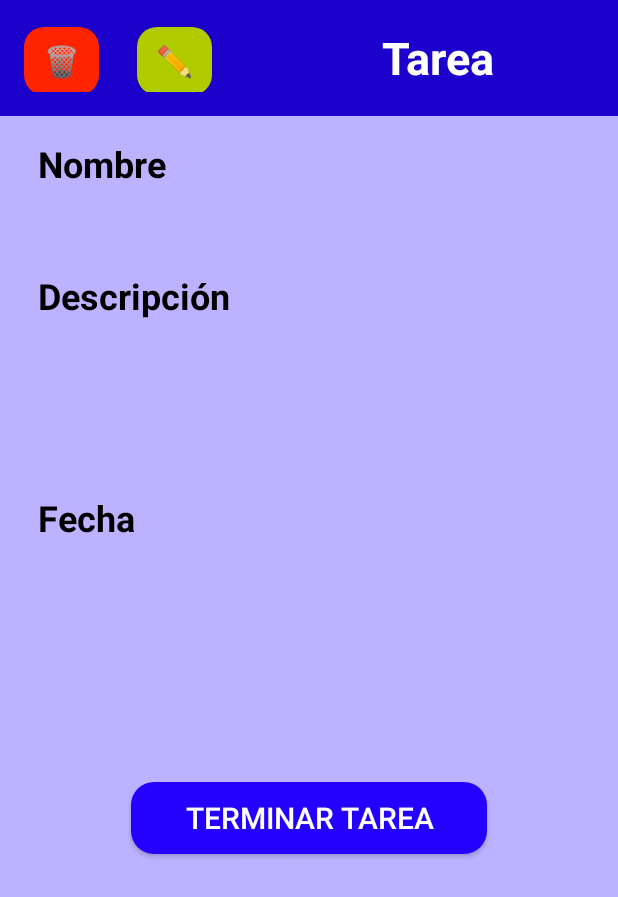
After one commit to Marcos-Ruiz1/Equipo4_ProyectoFinal, an Android app: the DescripcionTask screen opened directly, with no data from a screen before it, on a phone screen of 412 x 824 dp. The commit adds this screen. Shown: the top 897 px of the screen. Run offline under Robolectric (Android 15) with nearby library versions, the phone set to English and light mode, and no system bars.

Commit message:
add pantalla de la descripción de la tarea

```diff
--- a/app/src/main/AndroidManifest.xml
+++ b/app/src/main/AndroidManifest.xml
@@ -12,6 +12,9 @@
         android:supportsRtl="true"
         android:theme="@style/Theme.Equipo4_ProyectoFinal"
         tools:targetApi="31">
+        <activity
+            android:name=".DescripcionTask"
+            android:exported="false" />
         <activity
             android:name=".Configuracion"
             android:exported="false" />
--- /dev/null
+++ b/app/src/main/java/Equipo4/proyectofinal/equipo4_proyectofinal/DescripcionTask.kt
@@ -0,0 +1,59 @@
+package Equipo4.proyectofinal.equipo4_proyectofinal
+
+import android.content.Intent
+import android.os.Bundle
+import android.widget.Button
+import android.widget.TextView
+import androidx.activity.enableEdgeToEdge
+import androidx.appcompat.app.AppCompatActivity
+import androidx.core.view.ViewCompat
+import androidx.core.view.WindowInsetsCompat
+
+class DescripcionTask : AppCompatActivity() {
+    override fun onCreate(savedInstanceState: Bundle?) {
+        super.onCreate(savedInstanceState)
+        enableEdgeToEdge()
+        setContentView(R.layout.activity_descripcion_task)
+        ViewCompat.setOnApplyWindowInsetsListener(findViewById(R.id.main)) { v, insets ->
+            val systemBars = insets.getInsets(WindowInsetsCompat.Type.systemBars())
+            v.setPadding(systemBars.left, systemBars.top, systemBars.right, systemBars.bottom)
+            insets
+        }
+
+        //Cargar los datos de la task seleccionada
+        val nombre = intent.getStringExtra("titulo")
+        val descripcion = intent.getStringExtra("descripcion")
+        val fecha = intent.getStringExtra("fecha")
+
+        var tituloTask : TextView = findViewById(R.id.tituloTask)
+        var descripcionTask : TextView = findViewById(R.id.descripcionTask)
+        var fechaTask : TextView = findViewById(R.id.fechaTask)
+
+        tituloTask.setText(nombre)
+        descripcionTask.setText(descripcion)
+        fechaTask.setText(fecha)
+
+
+        //Listeners para los botones de la activity (actualizar, eliminar y terminar tarea)
+        val deleteButton: Button = findViewById(R.id.deleteButton)
+        val updateButton: Button = findViewById(R.id.updateButton)
+        val terminarButton : Button = findViewById(R.id.terminarTaskButton)
+
+        deleteButton.setOnClickListener {
+
+        }
+
+        updateButton.setOnClickListener {
+            val intent = Intent(this, "nombre de la clase para editar tarea"::class.java)
+            intent.putExtra("titulo", tituloTask.text)
+            intent.putExtra("descripcion", descripcionTask.text)
+            intent.putExtra("fecha", fechaTask.text)
+            this.startActivity(intent)
+
+        }
+
+        terminarButton.setOnClickListener {
+
+        }
+    }
+}
--- a/app/src/main/java/Equipo4/proyectofinal/equipo4_proyectofinal/TasksHome.kt
+++ b/app/src/main/java/Equipo4/proyectofinal/equipo4_proyectofinal/TasksHome.kt
@@ -73,10 +73,13 @@ class TasksHome : AppCompatActivity() {
     fun fillTasks(){
 
         tasks.add(Task("realizar informes", "tengo que hacer los informes que me pide el jefe tengo que hacer los informes que me pide el jefe tengo que hacer los informes que me pide el jefe tengo que hacer los informes que me pide el jefe tengo que hacer los informes que me pide el jefe tengo que hacer los informes que me pide el jefetengo que hacer los informes que me pide el jefetengo que hacer los informes que me pide el jefe tengo que hacer los informes que me pide el jefe tengo que hacer los informes que me pide el jefetengo que hacer los informes que me pide el jefe", "10/06/2024"))
-        tasks.add(Task("realizar informes", "tengo que hacer los informes que me pide el jefe", "10/06/2024"))
-        tasks.add(Task("realizar informes", "tengo que hacer los informes que me pide el jefe", "10/06/2024"))
-        tasks.add(Task("realizar informes", "tengo que hacer los informes que me pide el jefe", "10/06/2024"))
-        tasks.add(Task("realizar informes", "tengo que hacer los informes que me pide el jefe", "10/06/2024"))
+        tasks.add(Task("Presentación del proyecto", "Preparar y presentar el proyecto final del curso a los profesores y compañeros", "15/07/2024"))
+        tasks.add(Task("Reunión con el cliente", "Reunirse con el cliente para discutir los requisitos y el progreso del proyecto", "20/07/2024"))
+        tasks.add(Task("Investigación de mercado", "Realizar una investigación de mercado para entender las necesidades del público objetivo", "25/07/2024"))
+        tasks.add(Task("Desarrollo de la app", "Implementar las funcionalidades principales de la aplicación móvil y realizar pruebas", "30/07/2024"))
+        tasks.add(Task("Documentación del código", "Escribir la documentación detallada del código fuente y las funcionalidades implementadas", "05/08/2024"))
+        tasks.add(Task("Lanzamiento del producto", "Preparar y lanzar el producto al mercado, asegurando que todas las funcionalidades estén operativas", "10/08/2024"))
+
     }
 
 
@@ -116,10 +119,21 @@ class TasksHome : AppCompatActivity() {
             var tituloTask: TextView = vista.findViewById(R.id.tituloTaskTextView)
             var descripcionTask: TextView = vista.findViewById(R.id.descripcionTaskTextView)
             var fechaTask: TextView = vista.findViewById(R.id.fechaTaskTextView)
+            var terminarTurno: Button = vista.findViewById(R.id.terminarButton)
 
             tituloTask.setText(task.titulo)
             descripcionTask.setText(task.descripcion)
             fechaTask.setText(task.fecha)
+
+            terminarTurno.setOnClickListener {
+
+                val intent = Intent(contexto, DescripcionTask::class.java)
+                intent.putExtra("titulo", task.titulo)
+                intent.putExtra("descripcion", task.descripcion)
+                intent.putExtra("fecha", task.fecha)
+                contexto?.startActivity(intent)
+            }
+
 
 
             return vista
--- /dev/null
+++ b/app/src/main/res/drawable/round_delete_button.xml
@@ -0,0 +1,10 @@
+<?xml version="1.0" encoding="utf-8"?>
+<selector xmlns:android="http://schemas.android.com/apk/res/android">
+
+    <item>
+        <shape android:shape="rectangle">
+            <solid android:color="@color/redDeleteButton" />
+            <corners android:radius="13dp" />
+        </shape>
+    </item>
+</selector>
--- /dev/null
+++ b/app/src/main/res/drawable/round_update_botton.xml
@@ -0,0 +1,11 @@
+<?xml version="1.0" encoding="utf-8"?>
+<selector xmlns:android="http://schemas.android.com/apk/res/android">
+
+    <item>
+        <shape android:shape="rectangle">
+            <solid android:color="@color/greenEditButton" />
+            <corners android:radius="13dp" />
+        </shape>
+    </item>
+
+</selector>
--- /dev/null
+++ b/app/src/main/res/layout/activity_descripcion_task.xml
@@ -0,0 +1,145 @@
+<?xml version="1.0" encoding="utf-8"?>
+<LinearLayout xmlns:android="http://schemas.android.com/apk/res/android"
+    xmlns:app="http://schemas.android.com/apk/res-auto"
+    xmlns:tools="http://schemas.android.com/tools"
+    android:id="@+id/main"
+    android:layout_width="match_parent"
+    android:layout_height="match_parent"
+    android:orientation="vertical"
+    android:background="@color/purpleBackground"
+    tools:context=".DescripcionTask">
+
+    <!-- Header -->
+    <LinearLayout
+        android:layout_width="match_parent"
+        android:layout_height="wrap_content"
+        android:background="@color/blueHeader"
+        android:orientation="horizontal"
+        android:padding="16dp"
+        android:layout_alignParentTop="true">
+
+        <Button
+            android:id="@+id/deleteButton"
+            android:layout_width="50dp"
+            android:layout_height="45dp"
+            android:text="@string/eliminarButton"
+            android:textSize="20sp"
+            android:layout_marginRight="@dimen/horizontalMargin"
+            android:background="@drawable/round_delete_button"
+            />
+        <Button
+            android:id="@+id/updateButton"
+            android:layout_width="50dp"
+            android:layout_height="45dp"
+            android:text="@string/actualizarButton"
+            android:textSize="20sp"
+            android:layout_marginRight="@dimen/horizontalMargin"
+            android:background="@drawable/round_update_botton"
+
+            />
+
+        <TextView
+            android:layout_width="250dp"
+            android:layout_height="match_parent"
+            android:text="@string/task"
+            android:textSize="@dimen/textHeaderSize"
+            android:textColor="@color/white"
+            android:gravity="center"
+            android:textStyle="bold"
+            android:layout_marginRight="10dp"
+            />
+
+
+    </LinearLayout>
+
+    <!--Body of the activity -->
+    <TextView
+        android:layout_width="match_parent"
+        android:layout_height="wrap_content"
+        android:layout_marginLeft="@dimen/horizontalMargin"
+        android:layout_marginRight="@dimen/horizontalMargin"
+        android:layout_marginTop="@dimen/marginTopComponents"
+        android:text="@string/titleTask"
+        android:textColor="@color/black"
+        android:textStyle="bold"
+        android:textSize="24sp"
+        />
+
+    <TextView
+        android:id="@+id/tituloTask"
+        android:layout_width="match_parent"
+        android:layout_height="wrap_content"
+        android:layout_marginLeft="@dimen/horizontalMargin"
+        android:layout_marginRight="@dimen/horizontalMargin"
+        android:layout_marginTop="@dimen/marginTopComponents"
+        android:text=""
+        android:textColor="@color/black"
+        android:textSize="18sp"
+        />
+
+    <TextView
+        android:layout_width="match_parent"
+        android:layout_height="wrap_content"
+        android:layout_marginLeft="@dimen/horizontalMargin"
+        android:layout_marginRight="@dimen/horizontalMargin"
+        android:layout_marginTop="@dimen/marginTopComponents"
+        android:text="@string/descriptionTask"
+        android:textColor="@color/black"
+        android:textStyle="bold"
+        android:textSize="24sp"
+        />
+
+    <ScrollView
+        android:layout_width="match_parent"
+        android:layout_height="100dp"
+        android:layout_marginLeft="@dimen/horizontalMargin"
+        android:layout_marginRight="@dimen/horizontalMargin"
+        >
+
+        <TextView
+            android:id="@+id/descripcionTask"
+            android:layout_width="match_parent"
+            android:layout_height="100dp"
+            android:text=""
+            android:textColor="@color/black"
+            android:textSize="18sp" />
+    </ScrollView>
+
+    <TextView
+        android:layout_width="match_parent"
+        android:layout_height="wrap_content"
+        android:layout_marginLeft="@dimen/horizontalMargin"
+        android:layout_marginRight="@dimen/horizontalMargin"
+        android:layout_marginTop="@dimen/marginTopComponents"
+        android:text="@string/fechaTask"
+        android:textColor="@color/black"
+        android:textStyle="bold"
+        android:textSize="24sp"
+        />
+
+    <TextView
+        android:id="@+id/fechaTask"
+        android:layout_width="match_parent"
+        android:layout_height="wrap_content"
+        android:layout_marginLeft="@dimen/horizontalMargin"
+        android:layout_marginRight="@dimen/horizontalMargin"
+        android:text=""
+        android:textColor="@color/black"
+        android:textSize="18sp"
+        android:layout_marginBottom="120dp"
+        />
+
+    <Button
+        android:id="@+id/terminarTaskButton"
+        android:layout_width="237dp"
+        android:layout_height="48dp"
+        android:layout_marginTop="@dimen/marginTopComponents"
+        android:layout_gravity="center_horizontal"
+        android:background="@drawable/round_button"
+        android:text="@string/terminarTareaButton"
+        android:textColor="@color/white"
+        android:textSize="@dimen/textInputSize"
+        />
+
+
+</LinearLayout>
--- a/app/src/main/res/layout/task_view.xml
+++ b/app/src/main/res/layout/task_view.xml
@@ -51,6 +51,7 @@
             />
 
         <Button
+            android:id="@+id/terminarButton"
             android:text="@string/terminarButton"
             android:textSize="20sp"
             android:textColor="@color/white"
--- a/app/src/main/res/values/strings.xml
+++ b/app/src/main/res/values/strings.xml
@@ -8,11 +8,15 @@
     <string name="nameInput">Nombre de usuario</string>
     <string name="recoverPassword">Generar nueva contraseña</string>
     <string name="tasks">Tareas</string>
-    <string name="titleTask">Nombre de la tarea</string>
-    <string name="descriptionTask">Descripción de la tarea ....</string>
-    <string name="fechaTask">Due. Marzo 5 del 2024</string>
+    <string name="task">Tarea</string>
+    <string name="titleTask">Nombre</string>
+    <string name="descriptionTask">Descripción</string>
+    <string name="fechaTask">Fecha</string>
     <string name="terminarButton"> 🚩 Terminar</string>
     <string name="agregarButton">➕</string>
     <string name="estadisticasButton">📈</string>
     <string name="configuracionButton">⚙️</string>
+    <string name="eliminarButton">🗑️</string>
+    <string name="actualizarButton">✏️</string>
+    <string name="terminarTareaButton">Terminar tarea</string>
 </resources>
```
